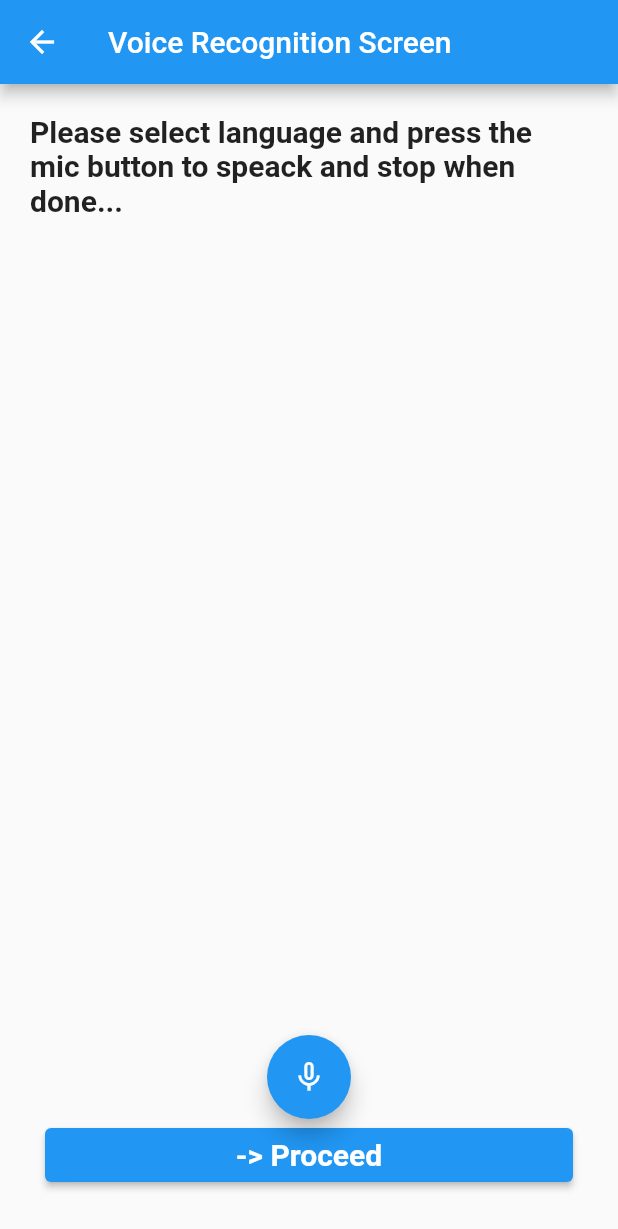
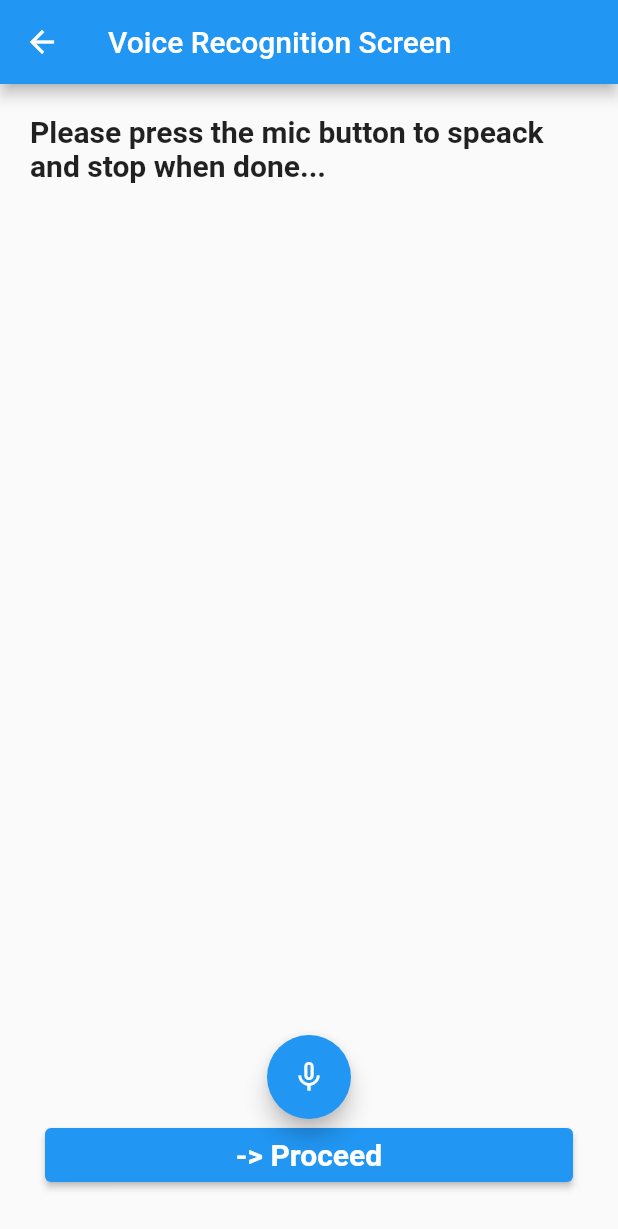
Before and after one commit to ravi123saxena/Flutter_Language_Translation, a Flutter app: the VoiceRecognitionScreen screen opened by its route, on a phone screen of 412 x 824 dp. Shown: the top 1229 px of the screen. Run offline on Flutter 3.47's test engine with Material 2 defaults, Android fonts, the phone set to English and light mode, and no system bars; drawn by our look-alikes of avatar_glow; our stand-ins replace get, share_plus, speech_to_text; missing offline and left inert: language_picker, learning_language, translator.

Commit message:
Changed Default language

```diff
--- a/language_translation/lib/controller/transalationController/translation_controller.dart
+++ b/language_translation/lib/controller/transalationController/translation_controller.dart
@@ -7,7 +7,7 @@ import 'package:translator/translator.dart';
 
 class TranslationController extends GetxController {
   var resultTranslation = ''.obs;
-  var langCode = 'hi'.obs;
+  var langCode = 'en'.obs;
   final translator = GoogleTranslator();
 
   @override
--- a/language_translation/lib/views/voiceRecognition/styles.dart
+++ b/language_translation/lib/views/voiceRecognition/styles.dart
@@ -7,7 +7,7 @@ const kProceedTextStyle =
 
 const kTextStyle = TextStyle(fontSize: 18, fontWeight: FontWeight.normal);
 const kSelectLanguageText =
-    'Please select language and press the mic button to speack and stop when done...';
+    'Please press the mic button to speack and stop when done...';
 
 const kSelectLanguageTextStyle =
     TextStyle(fontSize: 20, fontWeight: FontWeight.bold);
```
Also changed, not shown: language_translation/lib/views/language/language_detector_screen.dart (+0 -14 lines), language_translation/lib/views/translation/translation_view_screen.dart (+5 -14 lines), 3 other files.
